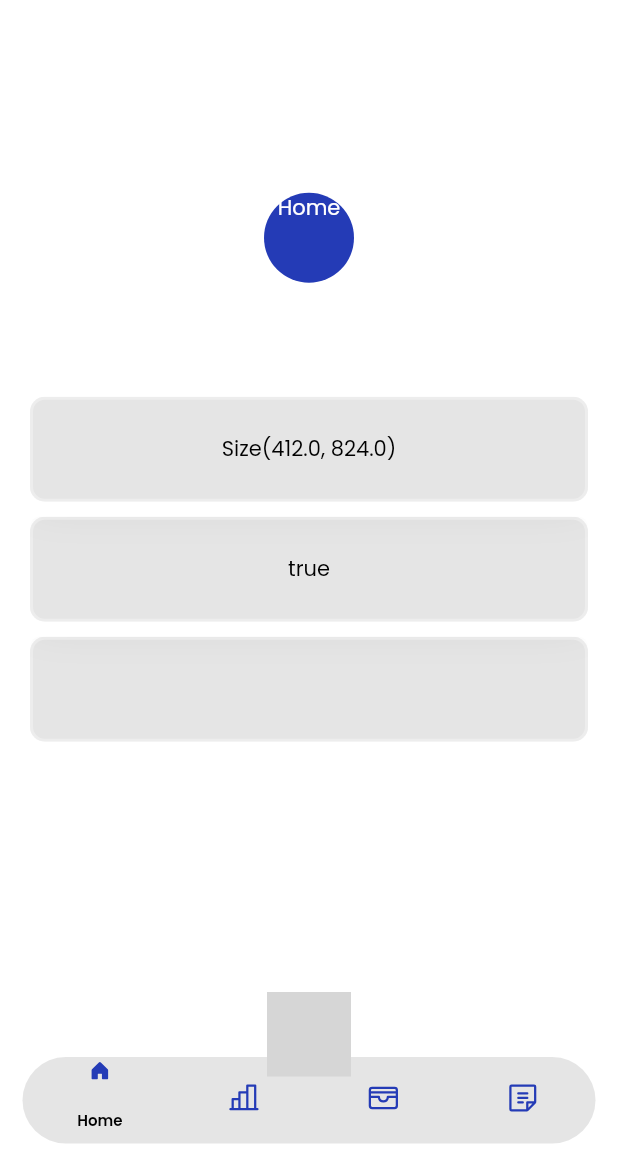
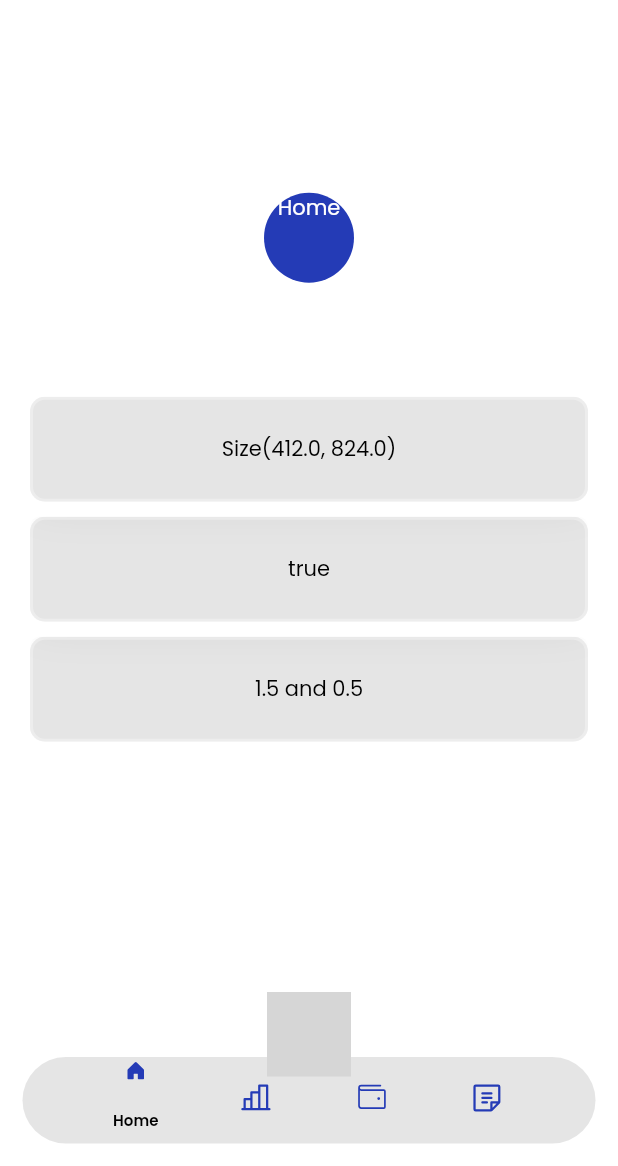
Before and after one commit to chigo01/fintrack, a Flutter app: the screen it shows after launch, on a phone screen of 412 x 824 dp, the part 70-1236 px from its top. Run offline on Flutter 3.47's test engine with Material 2 defaults, Android fonts, the phone set to English and light mode, and no system bars; our stand-ins replace auto_size_text, device_preview, flutter_riverpod, google_fonts, phosphor_flutter, shared_preferences; missing offline and left inert: fab_circular_menu; statements that could not run were skipped; grey boxes are pictures that could not be loaded.

Commit message:
just the beggining

```diff
--- a/lib/src/core/presentation/app.dart
+++ b/lib/src/core/presentation/app.dart
@@ -1,11 +1,14 @@
+import 'package:animations/animations.dart';
 import 'package:fintrack/src/core/presentation/controllers/themechanges.dart';
 import 'package:fintrack/src/core/presentation/widgets/fab-button.dart';
 import 'package:fintrack/src/core/presentation/widgets/nav-bar.dart';
 import 'package:fintrack/src/core/presentation/widgets/pop_menu.dart';
 import 'package:fintrack/src/features/Profile/profile.dart';
-import 'package:fintrack/src/features/ThemeChanges/theme.dart';
+
 import 'package:flutter/material.dart';
 import 'package:flutter_riverpod/flutter_riverpod.dart';
+
+import '../../features/Transactions/theme.dart';
 
 List<Widget> pages = [
   const Profile(),
@@ -22,11 +25,11 @@ class AppActivity extends ConsumerStatefulWidget {
 }
 
 class _MyAppState extends ConsumerState<AppActivity> {
-  int currentIndex = 0;
+  int _currentIndex = 0;
   @override
   Widget build(BuildContext context) {
-    // double width = MediaQuery.of(context).size.width;
-    // double height = MediaQuery.of(context).size.height;
+    double width = MediaQuery.of(context).size.width;
+    double height = MediaQuery.of(context).size.height;
     final theme = ref.watch(themeProvider);
     return Scaffold(
       extendBodyBehindAppBar: true,
@@ -50,12 +53,33 @@ class _MyAppState extends ConsumerState<AppActivity> {
           ),
         ],
       ),
-      body: IndexedStack(
-        index: currentIndex,
-        children: pages,
+      body: PageTransitionSwitcher(
+          duration: const Duration(milliseconds: 1000),
+          transitionBuilder: (widget, animation, anim2) {
+            animation = CurvedAnimation(
+              parent: animation,
+              curve: Curves.fastOutSlowIn,
+              reverseCurve: Curves.fastOutSlowIn,
+            );
+            return FadeTransition(
+              opacity: animation,
+              child: widget,
+            );
+          },
+          child: IndexedStack(
+            index: _currentIndex,
+            key: ValueKey<int>(_currentIndex),
+            children: pages,
+          )),
+      bottomNavigationBar: GlassMorphicNavBar(
+        theme: theme,
+        currentIndex: _currentIndex,
+        unchanged: (value) => setState(
+          () {
+            _currentIndex = value;
+          },
+        ),
       ),
-      bottomNavigationBar:
-          GlassMorphicNavBar(theme: theme, currentIndex: currentIndex),
     );
   }
 }
--- a/lib/src/core/presentation/widgets/fab-button.dart
+++ b/lib/src/core/presentation/widgets/fab-button.dart
@@ -1,5 +1,8 @@
 import 'package:fab_circular_menu/fab_circular_menu.dart';
+import 'package:fintrack/src/core/route/route_navigations.dart';
 import 'package:fintrack/src/core/theme/app_color.dart';
+import 'package:fintrack/src/features/Transactions/presentation/transaction_entry.dart';
+import 'package:fintrack/src/features/Transactions/theme.dart';
 import 'package:flutter/material.dart';
 import 'package:phosphor_flutter/phosphor_flutter.dart';
 
@@ -15,12 +18,10 @@ class FabButton extends StatelessWidget {
   Widget build(BuildContext context) {
     double width = MediaQuery.of(context).size.width;
     double height = MediaQuery.of(context).size.height;
-    bool screenSize =
-        (width > 300 || width < 400) || (height >= 640 || height <= 700);
-    bool bottomHeight = height > 860;
-    bool bottomHeight2 = height >= 800 || height < 700;
-    bool widthAndHeight = height >= 870 || width < 415;
+
     bool fabSize = width > 300 || (height >= 640 || height <= 860);
+    double devicePixelRatio = MediaQuery.of(context).devicePixelRatio;
+    double aspectRatio = MediaQuery.of(context).size.aspectRatio;
     return FabCircularMenu(
       alignment: Alignment.bottomCenter,
       ringDiameter: 300,
@@ -33,15 +34,18 @@ class FabButton extends StatelessWidget {
       fabColor: theme == ThemeMode.dark
           ? const Color(0xff2febea).withOpacity(0.3)
           : null,
-      fabMargin: screenSize
-          ? EdgeInsets.only(
-              bottom: bottomHeight ? 30 : (bottomHeight2 ? 54 : 23),
-              right: bottomHeight ? 27 : 27,
-            )
-          : EdgeInsets.only(
-              bottom: widthAndHeight ? 23 : 65,
-              right: 23.8,
-            ),
+      fabMargin: EdgeInsets.only(
+        // bottom: bottomHeight ? 30 : (bottomHeight2 ? 54 : 23),
+        // right: bottomHeight ? 27 : 27,
+        bottom: devicePixelRatio >= 3
+            ? (devicePixelRatio >= 3.5 &&
+                    aspectRatio >= 0.43 &&
+                    aspectRatio <= 0.5)
+                ? 40
+                : 69
+            : (devicePixelRatio <= 2.9 && devicePixelRatio > 2 ? 30 : 54),
+        right: 27,
+      ),
       fabSize: fabSize ? 50 : 60,
       children: [
         FabChildren(
@@ -49,7 +53,7 @@ class FabButton extends StatelessWidget {
             FabWidget(
               color: const Color(0xff05aa6d),
               icon: PhosphorIcons.exportLight,
-              onTap: () {},
+              onTap: () => context.push(const AddTransactionsScreen()),
             ),
             Text(
               'Transactions',
@@ -78,10 +82,13 @@ class FabButton extends StatelessWidget {
           FabWidget(
             color: const Color(0xffFF6B07),
             icon: PhosphorIcons.notePencil,
-            onTap: (() {}),
+            onTap: (() {
+              context.push(const LightMode());
+              // context.maybePop();
+            }),
           ),
           Text(
-            'Make Notes',
+            'Notes',
             style: Theme.of(context).textTheme.bodySmall?.copyWith(
                   fontSize: 9,
                 ),
--- a/lib/src/core/presentation/widgets/nav-bar.dart
+++ b/lib/src/core/presentation/widgets/nav-bar.dart
@@ -4,29 +4,25 @@ import 'package:phosphor_flutter/phosphor_flutter.dart';
 
 import '../../widgets/glass_container.dart';
 
-// ignore: must_be_immutable
-class GlassMorphicNavBar extends StatefulWidget {
-  GlassMorphicNavBar({
+class GlassMorphicNavBar extends StatelessWidget {
+  const GlassMorphicNavBar({
     Key? key,
     required this.theme,
     required this.currentIndex,
+    required this.unchanged,
   }) : super(key: key);
 
   final ThemeMode theme;
-  int currentIndex;
+  final int currentIndex;
+  final ValueChanged<int> unchanged;
 
-  @override
-  State<GlassMorphicNavBar> createState() => _GlassMorphicNavBarState();
-}
-
-class _GlassMorphicNavBarState extends State<GlassMorphicNavBar> {
   @override
   Widget build(BuildContext context) {
     double width = MediaQuery.of(context).size.width;
     double height = MediaQuery.of(context).size.height;
 
     return GlassMorphic(
-      mode: widget.theme,
+      mode: theme,
       height: context.getHeight(0.07),
       width: context.getWidth(0.3),
       borderWidth: 2,
@@ -34,34 +30,33 @@ class _GlassMorphicNavBarState extends State<GlassMorphicNavBar> {
       margin: const EdgeInsets.all(15),
       borderColor: Colors.transparent,
       child: Row(
-        mainAxisAlignment: MainAxisAlignment.spaceAround,
+        mainAxisAlignment: MainAxisAlignment.center,
         children: [
           ...List.generate(
             _bottomNavigationBarItems.length,
             (index) {
-              bool indexCheck = index == widget.currentIndex;
+              bool indexCheck = index == currentIndex;
+              _Item elementAt = _bottomNavigationBarItems[index];
               return InkWell(
-                onTap: () {
-                  setState(() {
-                    widget.currentIndex = index;
-                  });
-                },
+                onTap: () => unchanged(index),
+                child: Padding(
+                  padding: const EdgeInsets.only(right: 25, left: 25),
                   child: Column(
                     mainAxisAlignment: MainAxisAlignment.center,
                     children: [
                       Expanded(
                         child: AnimatedContainer(
-                        duration: const Duration(seconds: 1),
-                        curve: Curves.fastLinearToSlowEaseIn,
-                        margin: EdgeInsets.only(
+                          duration: const Duration(milliseconds: 1000),
+                          curve: Curves.decelerate,
+                          padding: EdgeInsets.only(
                             bottom: indexCheck ? 12 : 0,
-                            top: indexCheck ? 0 : 12),
+                            top: indexCheck ? 0 : 12,
+                            left: indexCheck ? 0 : 3,
+                          ),
                           child: Icon(
-                          indexCheck
-                              ? _bottomNavigationBarItems[index].activeIcon
-                              : _bottomNavigationBarItems[index].icon,
+                            indexCheck ? elementAt.activeIcon : elementAt.icon,
 
-                          color: widget.theme == ThemeMode.dark
+                            color: theme == ThemeMode.dark
                                 ? indexCheck
                                     ? Colors.white
                                     : const Color(0xff858b92)
@@ -73,18 +68,20 @@ class _GlassMorphicNavBarState extends State<GlassMorphicNavBar> {
                       // SizedBox(height: 6),
                       Padding(
                         padding: EdgeInsets.symmetric(
-                        vertical: index == widget.currentIndex ? 6.0 : 0,
+                          vertical: index == currentIndex ? 6.0 : 0,
                         ),
                         child: Text(
-                        indexCheck
-                            ? _bottomNavigationBarItems[index].label
-                            : '',
-                        style: Theme.of(context).textTheme.bodySmall!.copyWith(
+                          indexCheck ? elementAt.label : '',
+                          style: Theme.of(context)
+                              .textTheme
+                              .bodySmall!
+                              .copyWith(
                                 fontSize: width < 400 && height < 700 ? 6 : 10,
                               ),
                         ),
                       ),
                     ],
+                  ),
                 ),
               );
             },
@@ -95,7 +92,7 @@ class _GlassMorphicNavBarState extends State<GlassMorphicNavBar> {
   }
 }
 
-const _bottomNavigationBarItems = [
+const List<_Item> _bottomNavigationBarItems = [
   _Item(
     'Home',
     icon: PhosphorIcons.house,
@@ -108,8 +105,8 @@ const _bottomNavigationBarItems = [
   ),
   _Item(
     'budgets',
-    icon: PhosphorIcons.cardholder,
-    activeIcon: PhosphorIcons.cardholderFill,
+    icon: PhosphorIcons.walletLight,
+    activeIcon: PhosphorIcons.walletFill,
   ),
   _Item(
     'Notes',
--- a/lib/src/core/route/route_name.dart
+++ /dev/null
@@ -1,3 +0,0 @@
-class AppRouteName {
-  static const String home = "/home";
-}
--- a/lib/src/core/theme/app_theme.dart
+++ b/lib/src/core/theme/app_theme.dart
@@ -4,10 +4,10 @@ import 'package:flutter/material.dart';
 
 class AppTheme {
   static final AppTextStyle _textStyle = AppTextStyle.instance;
+
   static ThemeData dark = ThemeData(
     brightness: Brightness.dark,
     primaryColor: AppColor.primaryColor,
-
     bottomNavigationBarTheme: const BottomNavigationBarThemeData(
       backgroundColor: Colors.transparent,
       elevation: 0,
@@ -44,6 +44,7 @@ class AppTheme {
   static ThemeData light = ThemeData(
     brightness: Brightness.light,
     // backgroundColor: AppColor.black,
+
     scaffoldBackgroundColor: Colors.white,
     primaryColor: AppColor.primaryColor,
     appBarTheme: const AppBarTheme(
@@ -53,23 +54,23 @@ class AppTheme {
     ),
     iconTheme: const IconThemeData(color: Colors.black),
     popupMenuTheme: PopupMenuThemeData(
-      color: Colors.white.withOpacity(0.2),
+      color: Colors.black.withOpacity(0.1), // Colors.white.withOpacity(0.2),
       elevation: 1,
     ),
     textTheme: TextTheme(
       displayLarge: _textStyle.displayLarge.copyWith(color: Colors.black),
       displayMedium: _textStyle.displayMedium.copyWith(color: Colors.black),
-      displaySmall: _textStyle.displaySmall.copyWith(color: AppColor.black),
-      headlineLarge: _textStyle.headlineLarge.copyWith(color: AppColor.black),
-      headlineMedium: _textStyle.headlineMedium.copyWith(color: AppColor.black),
-      headlineSmall: _textStyle.headlineSmall.copyWith(color: AppColor.black),
-      titleLarge: _textStyle.titleLarge.copyWith(color: AppColor.black),
-      titleSmall: _textStyle.titleSmall.copyWith(color: AppColor.black),
-      titleMedium: _textStyle.titleMedium.copyWith(color: AppColor.black),
-      labelLarge: _textStyle.labelLarge.copyWith(color: AppColor.black),
-      labelMedium: _textStyle.labelMedium.copyWith(color: AppColor.black),
-      labelSmall: _textStyle.labelSmall.copyWith(color: AppColor.black),
-      bodyLarge: _textStyle.bodyLarge.copyWith(color: AppColor.black),
+      displaySmall: _textStyle.displaySmall.copyWith(color: Colors.black),
+      headlineLarge: _textStyle.headlineLarge.copyWith(color: Colors.black),
+      headlineMedium: _textStyle.headlineMedium.copyWith(color: Colors.black),
+      headlineSmall: _textStyle.headlineSmall.copyWith(color: Colors.black),
+      titleLarge: _textStyle.titleLarge.copyWith(color: Colors.black),
+      titleSmall: _textStyle.titleSmall.copyWith(color: Colors.black),
+      titleMedium: _textStyle.titleMedium.copyWith(color: Colors.black),
+      labelLarge: _textStyle.labelLarge.copyWith(color: Colors.black),
+      labelMedium: _textStyle.labelMedium.copyWith(color: Colors.black),
+      labelSmall: _textStyle.labelSmall.copyWith(color: Colors.black),
+      bodyLarge: _textStyle.bodyLarge.copyWith(color: Colors.black),
       bodyMedium: _textStyle.bodyMedium.copyWith(color: Colors.black),
       bodySmall: _textStyle.bodySmall.copyWith(color: Colors.black),
     ),
--- a/lib/src/features/Profile/profile.dart
+++ b/lib/src/features/Profile/profile.dart
@@ -75,6 +75,9 @@ class Profile extends ConsumerWidget {
                     width: 300,
                     borderWidth: 2,
                     borderColor: Colors.white30,
+                    child: Center(
+                        child: Text(
+                            '${MediaQuery.of(context).devicePixelRatio} and ${MediaQuery.of(context).size.aspectRatio}')),
                   ),
                   // const SizedBox(height: 10),
                   // GlassMorphic(
--- a/pubspec.yaml
+++ b/pubspec.yaml
@@ -42,6 +42,9 @@ dependencies:
   flutter_riverpod: ^2.1.3
   shared_preferences: ^2.0.15
   device_preview: ^1.1.0
+  animations: ^2.0.7
+  intl: ^0.17.0
+  auto_size_text: ^3.0.0
 
 dev_dependencies:
   flutter_test:
```
Also changed, not shown: lib/main.dart (+7 -8 lines), lib/src/core/domain/category.dart (added, +121 -0 lines), lib/src/core/presentation/widgets/pop_menu.dart (+3 -8 lines), lib/src/core/route/route_navigations.dart (added, +14 -0 lines), lib/src/core/route/routes.dart (+36 -12 lines), lib/src/core/utils/datatime_format.dart (added, +17 -0 lines), lib/src/core/utils/extension.dart (+9 -0 lines), lib/src/features/Transactions/presentation/transaction_entry.dart (added, +249 -0 lines), lib/src/features/Transactions/theme.dart (renamed from lib/src/features/ThemeChanges/theme.dart, +8 -6 lines), pubspec.lock. Lines whose indentation alone changed are shown as unchanged.
